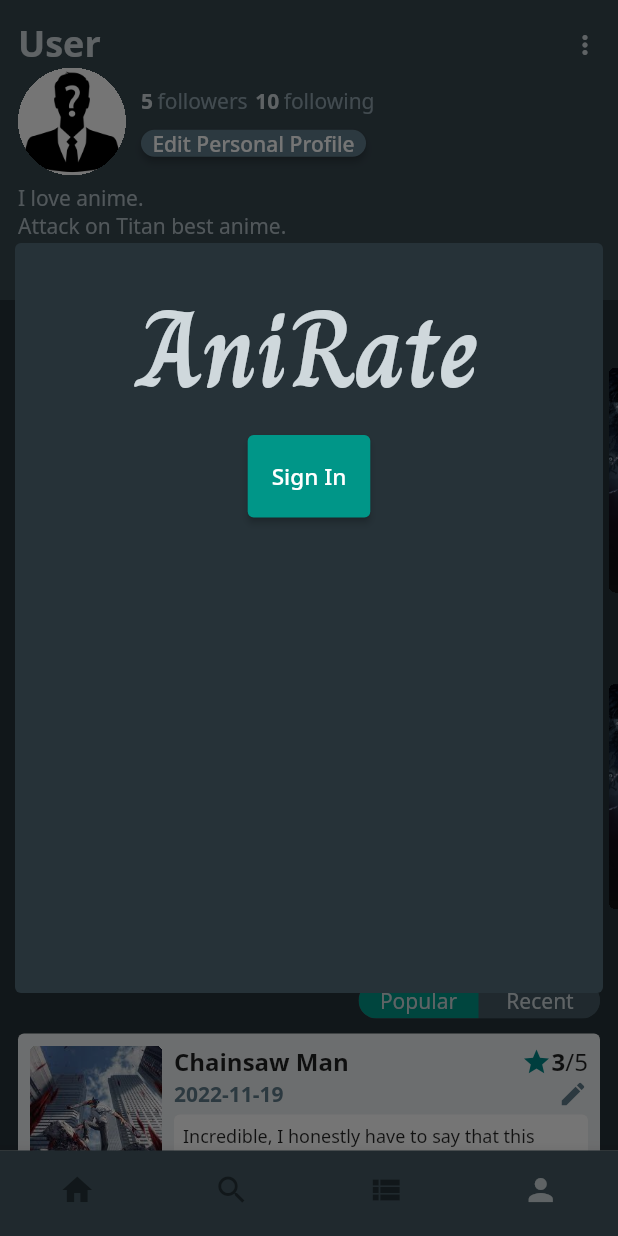
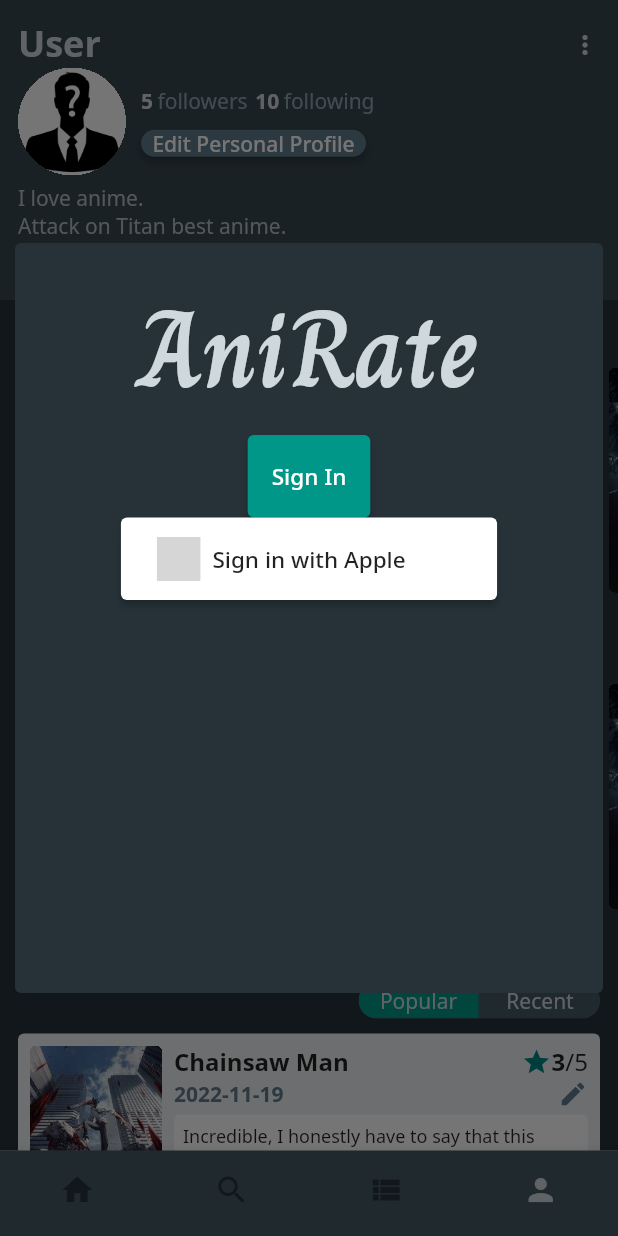
Before and after one commit to b06902062/HCI-D-final, a Flutter app: the screen it shows after launch, item 4 of the bottom bar chosen, after a tap on "Edit Personal Profile", on a phone screen of 412 x 824 dp. Run offline on Flutter 3.47's test engine with Material 2 defaults, Android fonts, the light colour scheme and no system bars; drawn by our look-alikes of social_login_buttons, toggle_switch; our stand-ins replace flutter_rating_bar, font_awesome_flutter; grey boxes are pictures that could not be loaded.

Commit message:
profile hyperlink

```diff
--- a/lib/utility.dart
+++ b/lib/utility.dart
@@ -461,6 +461,10 @@
               SocialLoginButton(
                 buttonType: SocialLoginButtonType.generalLogin,
                 onPressed: () {},
+              ),
+              SocialLoginButton(
+                buttonType: SocialLoginButtonType.apple,
+                onPressed: () {},
               )
             ],
           )
```
